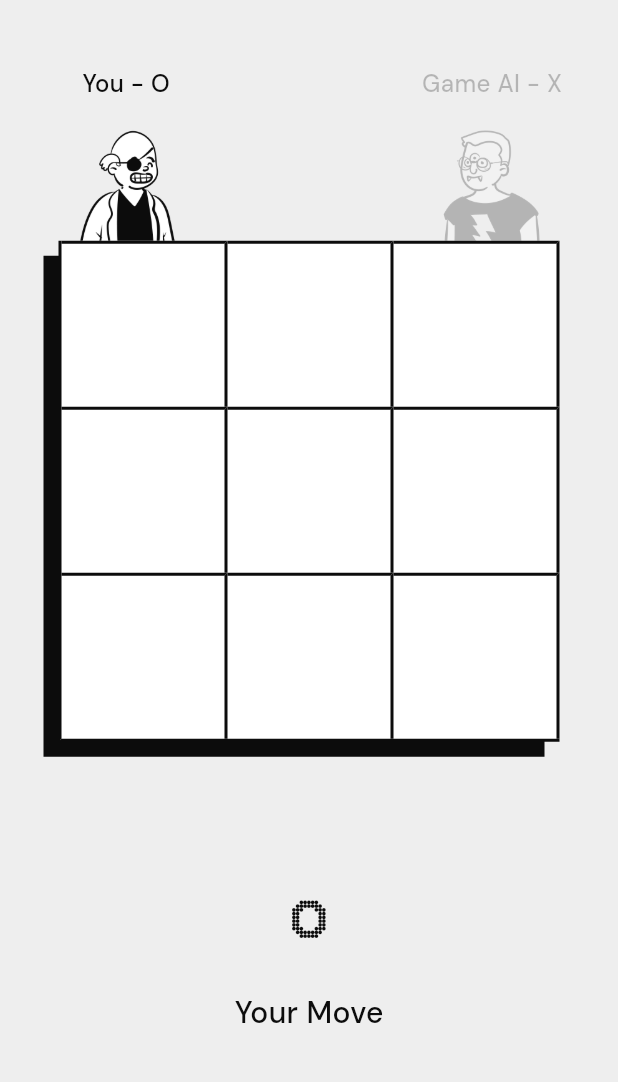
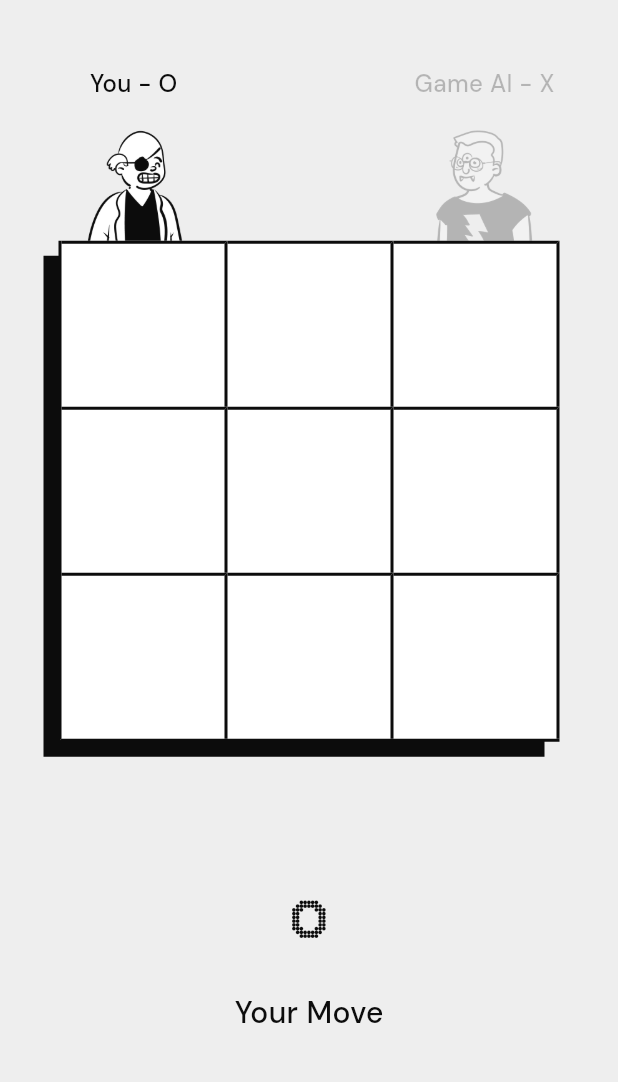
Before and after one commit to AdityaMotale/tic_tac_toe, a Flutter app: the screen it shows after launch, after a tap on "Single Player", on a phone screen of 412 x 824 dp, the part 132-1214 px from its top. Run offline on Flutter 3.47's test engine with Material 3 defaults, Android fonts, the phone set to English and light mode, and no system bars; our stand-ins replace device_preview.

Commit message:
responsive UI for small, tab and web devices

```diff
--- a/lib/main.dart
+++ b/lib/main.dart
@@ -1,12 +1,25 @@
 import 'package:device_preview/device_preview.dart';
+import 'package:flutter/foundation.dart';
+import 'package:flutter/services.dart';
 import 'package:flutter/material.dart';
+
 import 'views/home.view.dart';
 
 void main() {
+  WidgetsFlutterBinding.ensureInitialized();
+
   runApp(
     DevicePreview(
       enabled: true,
-      builder: (context) => const MyApp(),
+      builder: (context) {
+        if (!kIsWeb) {
+          SystemChrome.setPreferredOrientations(
+            [DeviceOrientation.portraitUp, DeviceOrientation.portraitDown],
+          );
+        }
+
+        return const MyApp();
+      },
     ),
   );
 }
--- a/lib/views/about.view.dart
+++ b/lib/views/about.view.dart
@@ -1,3 +1,5 @@
+import 'dart:math';
+
 import 'package:flutter/material.dart';
 import 'package:url_launcher/url_launcher.dart';
 import '../design/colors.design.dart';
@@ -26,7 +28,8 @@ class AboutView extends StatelessWidget {
               deviceHeight: deviceHeight,
             ),
             SingleChildScrollView(
-              child: Padding(
+              child: Container(
+                width: min(deviceWidth, 500),
                 padding:
                     const EdgeInsets.symmetric(horizontal: 24, vertical: 48),
                 child: Column(
--- a/lib/views/home.view.dart
+++ b/lib/views/home.view.dart
@@ -36,6 +36,7 @@ class HomeView extends StatelessWidget {
               mainAxisAlignment: MainAxisAlignment.end,
               children: [
                 const Expanded(child: SizedBox()),
+                if (deviceHeight > 1000) const Expanded(child: SizedBox()),
                 Text(
                   "tic",
                   style: DesignTextStyles.title.copyWith(fontSize: 76),
@@ -72,6 +73,7 @@ class HomeView extends StatelessWidget {
                     );
                   },
                 ),
+                if (deviceHeight > 1000) const Expanded(child: SizedBox()),
               ],
             ),
           ),
--- a/lib/views/licenses.view.dart
+++ b/lib/views/licenses.view.dart
@@ -30,7 +30,9 @@ class LicensesView extends StatelessWidget {
               deviceWidth: deviceWidth,
               deviceHeight: deviceHeight,
             ),
-            ListView.builder(
+            SizedBox(
+              width: min(deviceWidth, 500),
+              child: ListView.builder(
                 physics: const BouncingScrollPhysics(),
                 itemCount: allDependencies.length + 1,
                 itemBuilder: (context, index) {
@@ -91,6 +93,7 @@ class LicensesView extends StatelessWidget {
                   );
                 },
               ),
+            ),
           ],
         ),
       ),
--- a/lib/views/play_with_ai.view.dart
+++ b/lib/views/play_with_ai.view.dart
@@ -56,7 +56,7 @@ class _PlayWithAiViewState extends State<PlayWithAiView> {
 
     setState(() {});
 
-    Future.delayed(const Duration(milliseconds: 2500), () {
+    Future.delayed(const Duration(milliseconds: 1000), () {
       playForAI();
     });
   }
@@ -118,6 +118,7 @@ class _PlayWithAiViewState extends State<PlayWithAiView> {
                 children: [
                   const Expanded(child: SizedBox()),
                   SizedBox(
+                    width: maxBoardSize,
                     height: maxBoardSize + illustrationSize,
                     child: Stack(
                       alignment: AlignmentDirectional.topCenter,
```
Also changed, not shown: lib/views/license_detail.view.dart (+6 -1 lines), 1 other file. Lines whose indentation alone changed are shown as unchanged.
